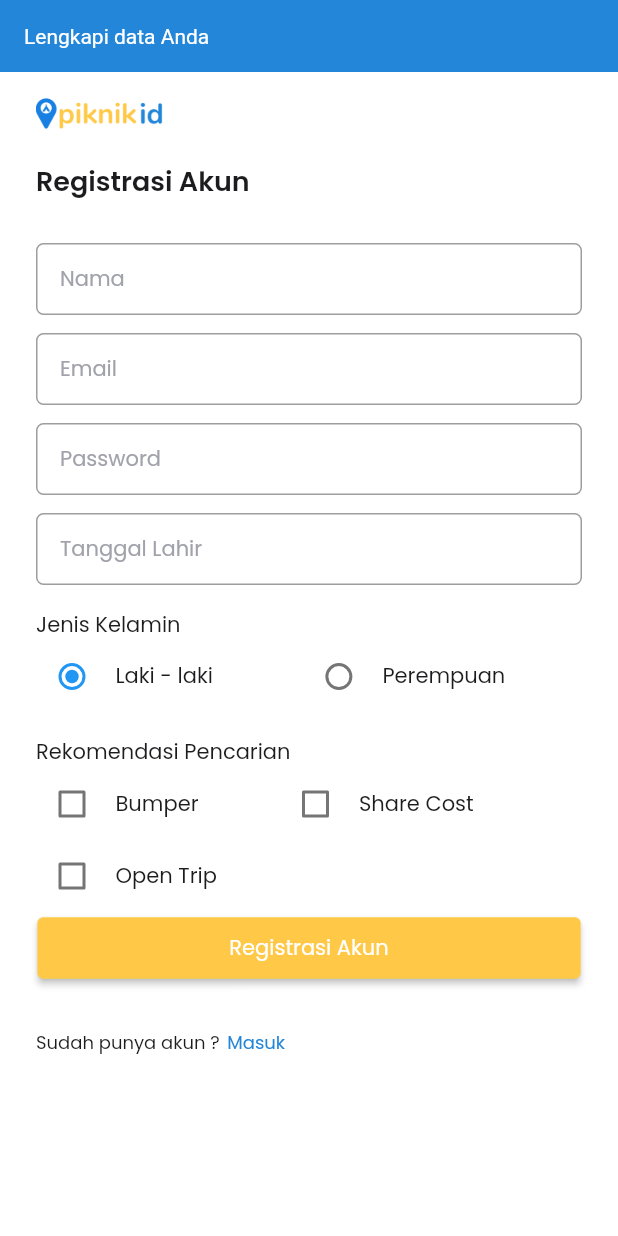
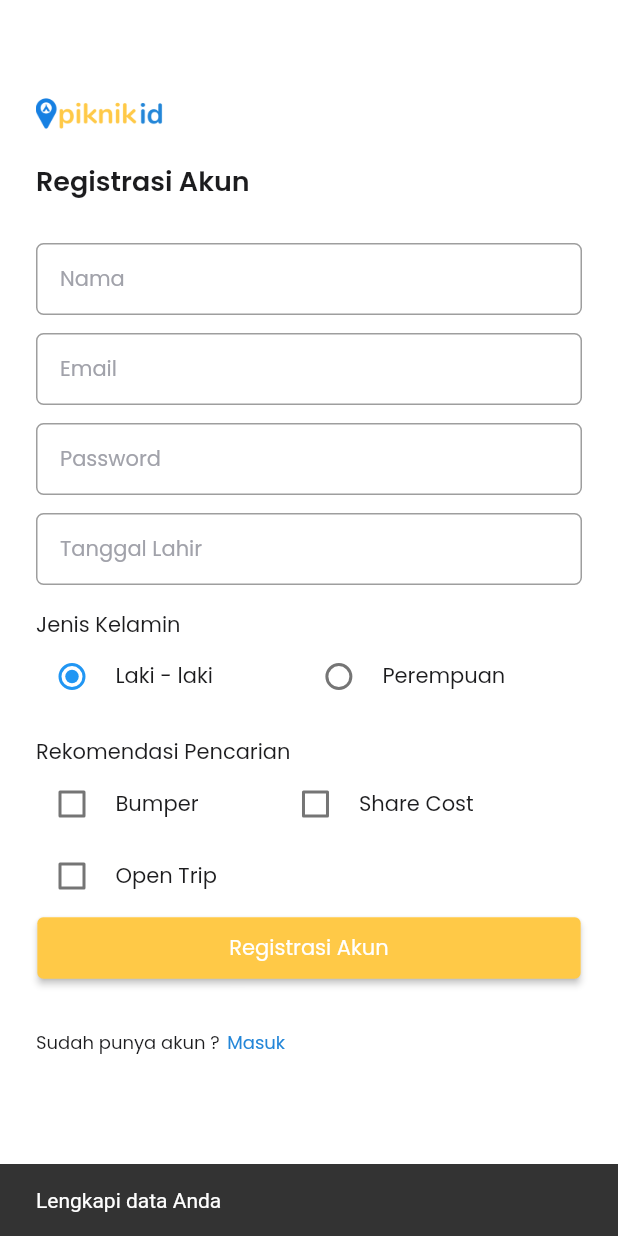
Before and after one commit to mrrezkii/Flutter-BasicWidget, a Flutter app: the screen it shows after launch, after a tap on "Registrasi Akun", on a phone screen of 412 x 824 dp. Run offline on Flutter 3.47's test engine with Material 2 defaults, Android fonts, the phone set to English and light mode, and no system bars; drawn by our look-alikes of another_flushbar; our stand-ins replace email_validator, flutter_svg, google_fonts.

```diff
--- a/lib/ui/pages/pages.dart
+++ b/lib/ui/pages/pages.dart
@@ -1,4 +1,3 @@
-import 'package:another_flushbar/flushbar.dart';
 import 'package:email_validator/email_validator.dart';
 import 'package:flutter/material.dart';
 import 'package:flutter_basic/model/model.dart';
--- a/lib/ui/pages/register_page.dart
+++ b/lib/ui/pages/register_page.dart
@@ -240,27 +240,35 @@ class _RegisterPageState extends State<RegisterPage> {
                         emailController.text.trim() == "" ||
                         passwordController.text.trim() == "" ||
                         tanggalLahirController.text.trim() == "") {
-                      Flushbar(
-                        duration: Duration(milliseconds: 1500),
-                        flushbarPosition: FlushbarPosition.TOP,
-                        backgroundColor: primaryColor,
-                        message: "Lengkapi data Anda",
-                      )..show(context);
+                      final snackBar = SnackBar(
+                        content: const Text('Lengkapi data Anda'),
+                        action: SnackBarAction(
+                          onPressed: () {},
+                          label: '',
+                        ),
+                      );
+                      ScaffoldMessenger.of(context).showSnackBar(snackBar);
                     } else if (!(EmailValidator.validate(
                         emailController.text))) {
-                      Flushbar(
-                        duration: Duration(milliseconds: 1500),
-                        flushbarPosition: FlushbarPosition.TOP,
-                        backgroundColor: primaryColor,
-                        message: "Email yang Anda masukkan tidak valid",
-                      )..show(context);
+                      final snackBar = SnackBar(
+                        content:
+                            const Text('Email yang Anda masukkan tidak valid'),
+                        action: SnackBarAction(
+                          onPressed: () {},
+                          label: '',
+                        ),
+                      );
+                      ScaffoldMessenger.of(context).showSnackBar(snackBar);
                     } else if (passwordController.text.length < 7) {
-                      Flushbar(
-                        duration: Duration(milliseconds: 1500),
-                        flushbarPosition: FlushbarPosition.TOP,
-                        backgroundColor: primaryColor,
-                        message: "Masukkan password minimal 7 karakter",
-                      )..show(context);
+                      final snackBar = SnackBar(
+                        content:
+                            const Text('Masukkan password minimal 7 karakter'),
+                        action: SnackBarAction(
+                          onPressed: () {},
+                          label: '',
+                        ),
+                      );
+                      ScaffoldMessenger.of(context).showSnackBar(snackBar);
                     } else {
                       List tempCb = [];
                       if (cbBumper == true) tempCb.add("Bumper");
--- a/pubspec.yaml
+++ b/pubspec.yaml
@@ -30,7 +30,6 @@ dependencies:
   cupertino_icons: ^1.0.3
   google_fonts: ^2.1.0
   flutter_svg: ^0.22.0
-  another_flushbar: ^1.10.24
   email_validator: ^2.0.1
 
 
```
Also changed, not shown: pubspec.lock, 1 other file.
